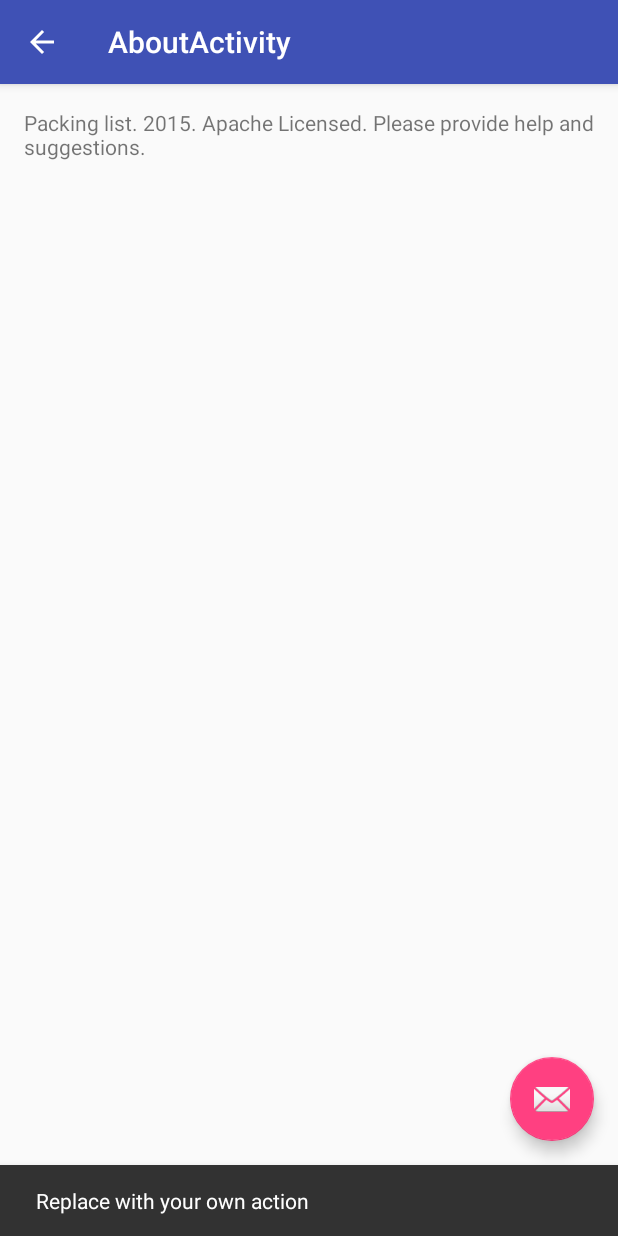
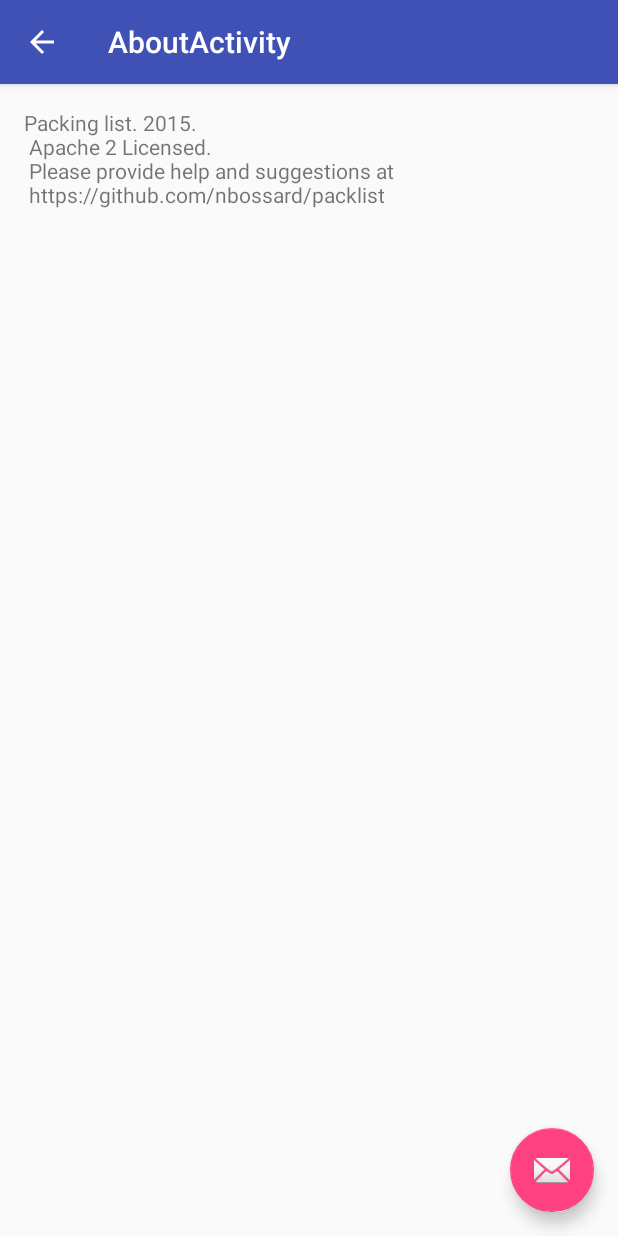
Before and after one commit to nbossard/packlist, an Android app: the AboutActivity screen opened directly, with no data from a screen before it, after a tap on an icon or button, on a phone screen of 412 x 824 dp. Run offline under Robolectric (Android 15) with nearby library versions, the phone set to English and light mode, and no system bars.

Commit message:
Improving about

```diff
--- a/app/src/main/java/com/nbossard/packlist/dui/AboutActivity.java
+++ b/app/src/main/java/com/nbossard/packlist/gui/AboutActivity.java
@@ -1,5 +1,7 @@
-package com.nbossard.packlist.dui;
+package com.nbossard.packlist.gui;
 
+import android.content.Intent;
+import android.net.Uri;
 import android.os.Bundle;
 import android.support.design.widget.FloatingActionButton;
 import android.support.design.widget.Snackbar;
@@ -9,6 +11,10 @@ import android.view.View;
 
 import com.nbossard.packlist.R;
 
+/**
+ * About activity.
+ * @author nicolas Bossard
+ */
 public class AboutActivity extends AppCompatActivity {
 
     @Override
@@ -22,8 +28,7 @@ public class AboutActivity extends AppCompatActivity {
         fab.setOnClickListener(new View.OnClickListener() {
             @Override
             public void onClick(View view) {
-                Snackbar.make(view, "Replace with your own action", Snackbar.LENGTH_LONG)
-                        .setAction("Action", null).show();
+                openBrowser();
             }
         });
         if (getSupportActionBar() != null) {
@@ -31,4 +36,13 @@ public class AboutActivity extends AppCompatActivity {
         }
     }
 
+// *********************** PRIVATE METHODS ******************************************************************
+    private void openBrowser() {
+        String url = "https://github.com/nbossard/packlist";
+        Intent i = new Intent(Intent.ACTION_VIEW);
+        i.setData(Uri.parse(url));
+        startActivity(i);
+    }
+//
+
 }
--- a/app/src/main/java/com/nbossard/packlist/dui/MainActivity.java
+++ b/app/src/main/java/com/nbossard/packlist/gui/MainActivity.java
@@ -1,4 +1,4 @@
-package com.nbossard.packlist.dui;
+package com.nbossard.packlist.gui;
 
 import android.content.Intent;
 import android.os.Bundle;
--- a/app/src/main/java/com/nbossard/packlist/dui/MainActivityFragment.java
+++ b/app/src/main/java/com/nbossard/packlist/gui/MainActivityFragment.java
@@ -1,4 +1,4 @@
-package com.nbossard.packlist.dui;
+package com.nbossard.packlist.gui;
 
 import android.support.annotation.Nullable;
 import android.support.v4.app.Fragment;
--- a/app/src/main/java/com/nbossard/packlist/dui/TripAdapter.java
+++ b/app/src/main/java/com/nbossard/packlist/gui/TripAdapter.java
@@ -1,4 +1,4 @@
-package com.nbossard.packlist.dui;
+package com.nbossard.packlist.gui;
 
 import android.content.Context;
 import android.view.LayoutInflater;
--- a/app/src/main/res/layout/activity_about.xml
+++ b/app/src/main/res/layout/activity_about.xml
@@ -6,7 +6,7 @@
     android:layout_width="match_parent"
     android:layout_height="match_parent"
     android:fitsSystemWindows="true"
-    tools:context=".dui.AboutActivity">
+    tools:context=".gui.AboutActivity">
 
     <android.support.design.widget.AppBarLayout
         android:layout_width="match_parent"
--- a/app/src/main/res/layout/activity_main.xml
+++ b/app/src/main/res/layout/activity_main.xml
@@ -6,7 +6,7 @@
     android:layout_width="match_parent"
     android:layout_height="match_parent"
     android:fitsSystemWindows="true"
-    tools:context=".dui.MainActivity">
+    tools:context=".gui.MainActivity">
 
     <android.support.design.widget.AppBarLayout
         android:layout_width="match_parent"
--- a/app/src/main/res/layout/content_about.xml
+++ b/app/src/main/res/layout/content_about.xml
@@ -15,7 +15,7 @@
     android:paddingRight="@dimen/activity_horizontal_margin"
     android:paddingTop="@dimen/activity_vertical_margin"
     app:layout_behavior="@string/appbar_scrolling_view_behavior"
-    tools:context=".dui.AboutActivity"
+    tools:context=".gui.AboutActivity"
     tools:showIn="@layout/activity_about">
     <TextView
         android:layout_width="match_parent"
--- a/app/src/main/res/layout/content_main.xml
+++ b/app/src/main/res/layout/content_main.xml
@@ -1,5 +1,5 @@
 <fragment android:id="@+id/fragment"
-          android:name="com.nbossard.packlist.dui.MainActivityFragment"
+          android:name="com.nbossard.packlist.gui.MainActivityFragment"
           xmlns:android="http://schemas.android.com/apk/res/android"
           xmlns:app="http://schemas.android.com/apk/res-auto"
           xmlns:tools="http://schemas.android.com/tools"
--- a/app/src/main/res/layout/fragment_main.xml
+++ b/app/src/main/res/layout/fragment_main.xml
@@ -12,7 +12,7 @@
                 android:paddingLeft="@dimen/activity_horizontal_margin"
                 android:paddingRight="@dimen/activity_horizontal_margin"
                 android:paddingTop="@dimen/activity_vertical_margin"
-                tools:context=".dui.MainActivityFragment"
+                tools:context=".gui.MainActivityFragment"
                 tools:showIn="@layout/activity_main">
 
     <TextView
--- a/app/src/main/res/layout/trip_adapter.xml
+++ b/app/src/main/res/layout/trip_adapter.xml
@@ -15,7 +15,8 @@
     <LinearLayout
         android:layout_width="match_parent"
         android:layout_height="wrap_content"
-        android:gravity="center_vertical">
+        android:gravity="center_vertical"
+        android:paddingStart="20dip">
 
         <TextView
             android:id="@+id/ta__start_date"
--- a/app/src/main/res/menu/menu_main.xml
+++ b/app/src/main/res/menu/menu_main.xml
@@ -1,7 +1,7 @@
 <menu xmlns:android="http://schemas.android.com/apk/res/android"
       xmlns:app="http://schemas.android.com/apk/res-auto"
       xmlns:tools="http://schemas.android.com/tools"
-      tools:context=".dui.MainActivity">
+      tools:context=".gui.MainActivity">
     <item
         android:id="@+id/action_settings"
         android:orderInCategory="100"
--- a/app/src/main/res/values/strings.xml
+++ b/app/src/main/res/values/strings.xml
@@ -3,6 +3,6 @@
     <string name="action_settings">Settings</string>
     <string name="action_about">About</string>
     <string name="title_activity_about">AboutActivity</string>
-    <string name="about__main">Packing list. 2015. Apache Licensed. Please provide help and suggestions.</string>
+    <string name="about__main">Packing list. 2015.\n Apache 2 Licensed.\n Please provide help and suggestions at \n https://github.com/nbossard/packlist</string>
     <string name="main__welcome">Voici la liste de vos voyages prévus, cliquez sur un pour voir son détail</string>
 </resources>
```
Also changed, not shown: app/src/main/AndroidManifest.xml (+7 -4 lines), app/src/main/java/com/nbossard/packlist/gui/package-info.java (added, +23 -0 lines).
